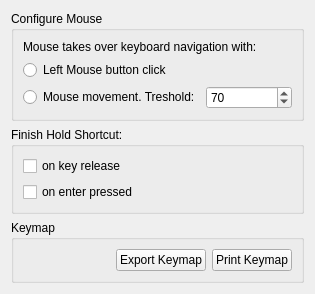
This is src/traverso/dialogs/settings/KeyboardConfigPage.ui in rsijrier/Traverso-DAW as Qt 5 draws it before an edit. The edited form follows.
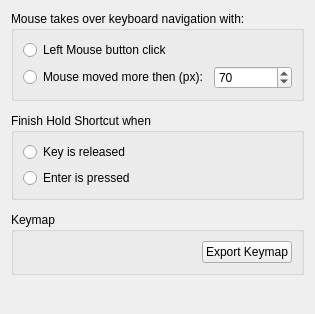
This is the edited form.

What changed in the file:
```diff
--- a/src/traverso/dialogs/settings/KeyboardConfigPage.ui
+++ b/src/traverso/dialogs/settings/KeyboardConfigPage.ui
@@ -7,26 +7,22 @@
     <x>0</x>
     <y>0</y>
     <width>315</width>
-    <height>288</height>
+    <height>314</height>
    </rect>
   </property>
   <property name="windowTitle">
    <string>Form</string>
   </property>
   <layout class="QVBoxLayout" name="verticalLayout_4">
+   <property name="spacing">
+    <number>12</number>
+   </property>
    <item>
     <widget class="QGroupBox" name="groupBox_3">
      <property name="title">
-      <string>Configure Mouse</string>
+      <string>Mouse takes over keyboard navigation with:</string>
      </property>
      <layout class="QVBoxLayout" name="verticalLayout">
-      <item>
-       <widget class="QLabel" name="label_4">
-        <property name="text">
-         <string>Mouse takes over keyboard navigation with:</string>
-        </property>
-       </widget>
-      </item>
       <item>
        <widget class="QRadioButton" name="leftMouseClickRadioButton">
         <property name="text">
@@ -39,7 +35,7 @@
         <item>
          <widget class="QRadioButton" name="mouseMoveRadioButton">
           <property name="text">
-           <string>Mouse movement. Treshold:</string>
+           <string>Mouse moved more then (px):</string>
           </property>
          </widget>
         </item>
@@ -70,15 +66,15 @@
    <item>
     <widget class="QGroupBox" name="groupBox">
      <property name="title">
-      <string>Finish Hold Shortcut:</string>
+      <string>Finish Hold Shortcut when</string>
      </property>
      <layout class="QHBoxLayout" name="horizontalLayout_2">
       <item>
        <layout class="QVBoxLayout" name="verticalLayout_3">
         <item>
-         <widget class="QCheckBox" name="keyReleaseCheckBox">
+         <widget class="QRadioButton" name="keyReleasedRadioButton">
           <property name="text">
-           <string>on key release</string>
+           <string>Key is released</string>
           </property>
           <attribute name="buttonGroup">
            <string>buttonGroup</string>
@@ -86,9 +82,9 @@
          </widget>
         </item>
         <item>
-         <widget class="QCheckBox" name="enterPressedCheckBox">
+         <widget class="QRadioButton" name="enterPressedRadioButton">
           <property name="text">
-           <string>on enter pressed</string>
+           <string>Enter is pressed</string>
           </property>
           <attribute name="buttonGroup">
            <string>buttonGroup</string>
@@ -134,13 +130,6 @@
           </property>
          </widget>
         </item>
-        <item>
-         <widget class="QPushButton" name="printButton">
-          <property name="text">
-           <string>Print Keymap</string>
-          </property>
-         </widget>
-        </item>
        </layout>
       </item>
      </layout>
```
Left out of the diff: 17 changed lines with no effect on the pictures.
